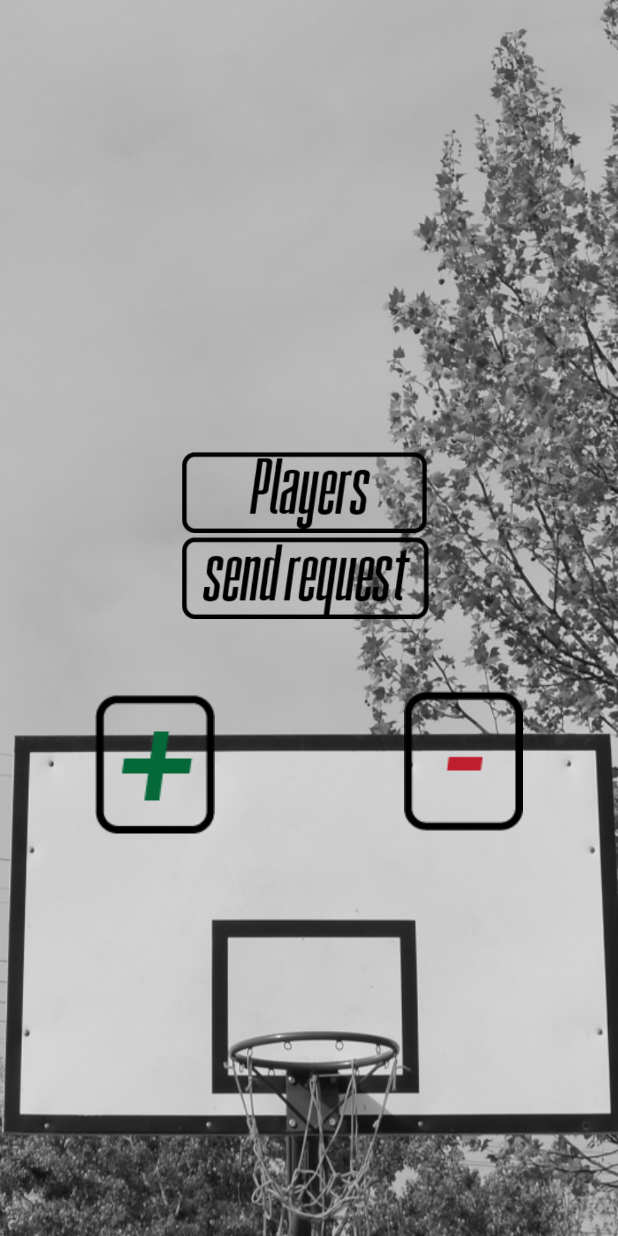
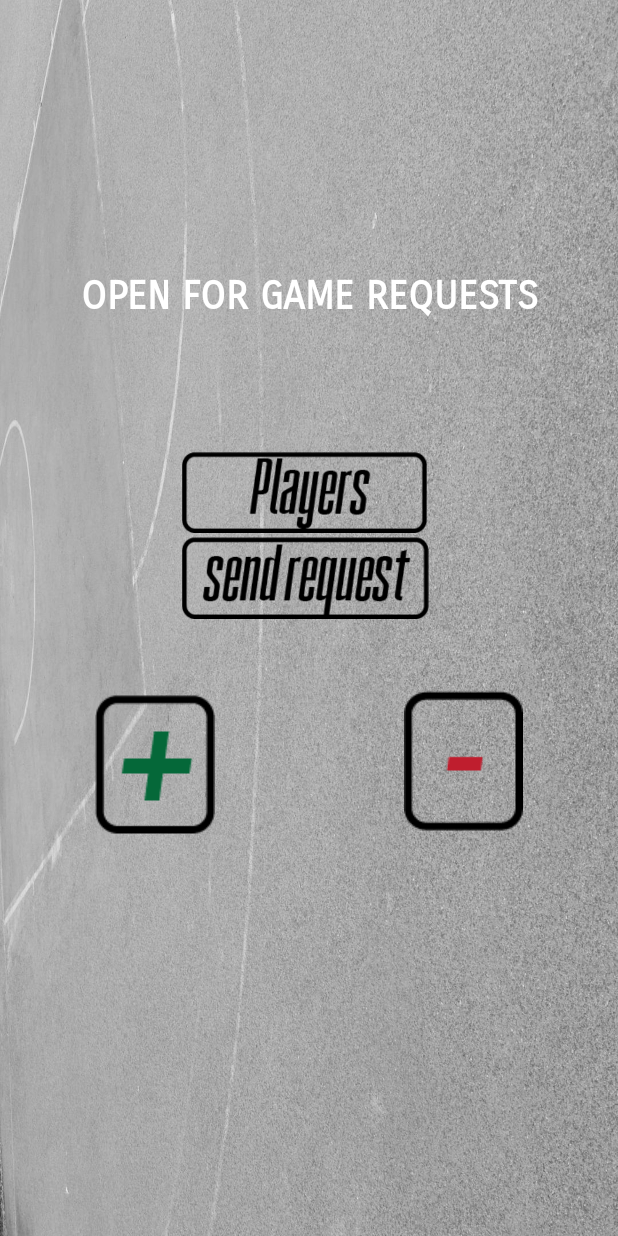
Before and after one commit to dmijailovic/ballinappandroid, an Android app: the FoundProfile screen opened directly, with no data from a screen before it, on a phone screen of 412 x 824 dp. Run offline under Robolectric (Android 15) with nearby library versions, the phone set to English and light mode, and no system bars; our stand-ins replace sdp/ssp sizes; 1 statement that could not run was skipped.

Commit message:
fixed minor bugs

```diff
--- a/app/src/main/java/ballinapp/com/ballinapp/MainActivity.java
+++ b/app/src/main/java/ballinapp/com/ballinapp/MainActivity.java
@@ -78,11 +78,10 @@ public class MainActivity extends AppCompatActivity {
         if(accessToken != null && !accessToken.isExpired()) {
             id = accessToken.getUserId();
             token = accessToken.getToken();
+            return new String[] {id, token};
         } else {
-            id = null;
-            token = null;
+            return null;
         }
-        return new String[] {id, token};
     }
 
     public void loginCheck(final Long id, final String token) {
--- a/app/src/main/java/ballinapp/com/ballinapp/search/FoundProfile.java
+++ b/app/src/main/java/ballinapp/com/ballinapp/search/FoundProfile.java
@@ -58,7 +58,6 @@ public class FoundProfile extends AppCompatActivity {
                 minus.setText(String.valueOf(team.getAppearance_minus()));
 
                 if(team.isOpen()) {
-                    open.setTextColor(getResources().getColor(R.color.blue));
                     open.setText(R.string.open);
                 } else {
                     open.setTextColor(getResources().getColor(R.color.red));
@@ -116,4 +115,9 @@ public class FoundProfile extends AppCompatActivity {
             }
         });
     }
+
+    @Override
+    public void onBackPressed() {
+        startActivity(new Intent(this, TeamSearch.class));
+    }
 }
--- a/app/src/main/java/ballinapp/com/ballinapp/search/TeamSearch.java
+++ b/app/src/main/java/ballinapp/com/ballinapp/search/TeamSearch.java
@@ -8,6 +8,7 @@ import android.widget.EditText;
 import android.widget.RadioButton;
 import android.widget.RadioGroup;
 
+import ballinapp.com.ballinapp.HomeActivity;
 import ballinapp.com.ballinapp.R;
 
 public class TeamSearch extends AppCompatActivity {
@@ -48,4 +49,9 @@ public class TeamSearch extends AppCompatActivity {
         intent.putExtra("keyword", getSearchWord());
         startActivity(intent);
     }
+
+    @Override
+    public void onBackPressed() {
+        startActivity(new Intent(this, HomeActivity.class));
+    }
 }
--- a/app/src/main/java/ballinapp/com/ballinapp/team/MyProfile.java
+++ b/app/src/main/java/ballinapp/com/ballinapp/team/MyProfile.java
@@ -104,4 +104,9 @@ public class MyProfile extends AppCompatActivity {
             }
         });
     }
+
+    @Override
+    public void onBackPressed() {
+        startActivity(new Intent(this, HomeActivity.class));
+    }
 }
--- a/app/src/main/res/layout/activity_found_profile.xml
+++ b/app/src/main/res/layout/activity_found_profile.xml
@@ -5,7 +5,7 @@
     android:layout_width="match_parent"
     android:layout_height="match_parent"
     android:orientation="vertical"
-    android:background="@drawable/profile_wp"
+    android:background="@drawable/update_team_wp"
     tools:context="ballinapp.com.ballinapp.search.FoundProfile">
 
     <TextView
@@ -24,12 +24,12 @@
         android:id="@+id/state_tv_profile_src"
         android:layout_width="match_parent"
         android:layout_height="wrap_content"
-        android:layout_gravity="start"
+        android:layout_gravity="center"
         android:layout_marginLeft="@dimen/_5sdp"
         android:layout_marginStart="@dimen/_5sdp"
         android:layout_marginTop="@dimen/_10sdp"
         android:fontFamily="sans-serif-smallcaps"
-        android:textAlignment="viewStart"
+        android:textAlignment="center"
         android:textAllCaps="true"
         android:textColor="@android:color/background_light"
         android:textSize="@dimen/_20sdp"
@@ -39,12 +39,12 @@
         android:id="@+id/city_tv_profile_src"
         android:layout_width="match_parent"
         android:layout_height="wrap_content"
-        android:layout_gravity="start"
+        android:layout_gravity="center"
         android:layout_marginLeft="@dimen/_5sdp"
         android:layout_marginStart="@dimen/_5sdp"
         android:layout_marginTop="@dimen/_10sdp"
         android:fontFamily="sans-serif-smallcaps"
-        android:textAlignment="viewStart"
+        android:textAlignment="center"
         android:textAllCaps="true"
         android:textColor="@android:color/background_light"
         android:textSize="@dimen/_20sdp"
@@ -56,11 +56,11 @@
         android:layout_height="wrap_content"
         android:layout_gravity="center_horizontal"
         android:layout_marginTop="@dimen/_20sdp"
-        android:background="@color/cardview_light_background"
         android:fontFamily="sans-serif-smallcaps"
+        android:text="open for game requests"
         android:textAlignment="center"
         android:textAllCaps="true"
-        android:textColor="@color/colorPrimary"
+        android:textColor="@color/white"
         android:textSize="@dimen/_20sdp"
         android:textStyle="bold" />
 
--- a/app/src/main/res/layout/activity_sent_requests.xml
+++ b/app/src/main/res/layout/activity_sent_requests.xml
@@ -5,6 +5,7 @@
     android:layout_width="match_parent"
     android:layout_height="match_parent"
     android:id="@+id/sent_requests_list_view"
-    tools:context="ballinapp.com.ballinapp.requests.SentRequests">
+    tools:context="ballinapp.com.ballinapp.requests.SentRequests"
+    android:background="@drawable/update_team_wp">
 
 </ListView>
--- a/app/src/main/res/values/strings.xml
+++ b/app/src/main/res/values/strings.xml
@@ -73,4 +73,5 @@
     <string name="removed_from_requests">Removed from my requests!</string>
     <string name="invalid_info">You entered invalid info!</string>
     <string name="av_changed">Availability changed!</string>
+    <string name="players_string">players</string>
 </resources>
--- a/build.gradle
+++ b/build.gradle
@@ -6,7 +6,7 @@ buildscript {
         mavenCentral()
     }
     dependencies {
-        classpath 'com.android.tools.build:gradle:2.3.0'
+        classpath 'com.android.tools.build:gradle:2.3.3'
 
         // NOTE: Do not place your application dependencies here; they belong
         // in the individual module build.gradle files
```
Also changed, not shown: app/src/main/java/ballinapp/com/ballinapp/team/Players.java (+6 -1 lines), app/src/main/res/drawable/wp_custom.jpg (added).
